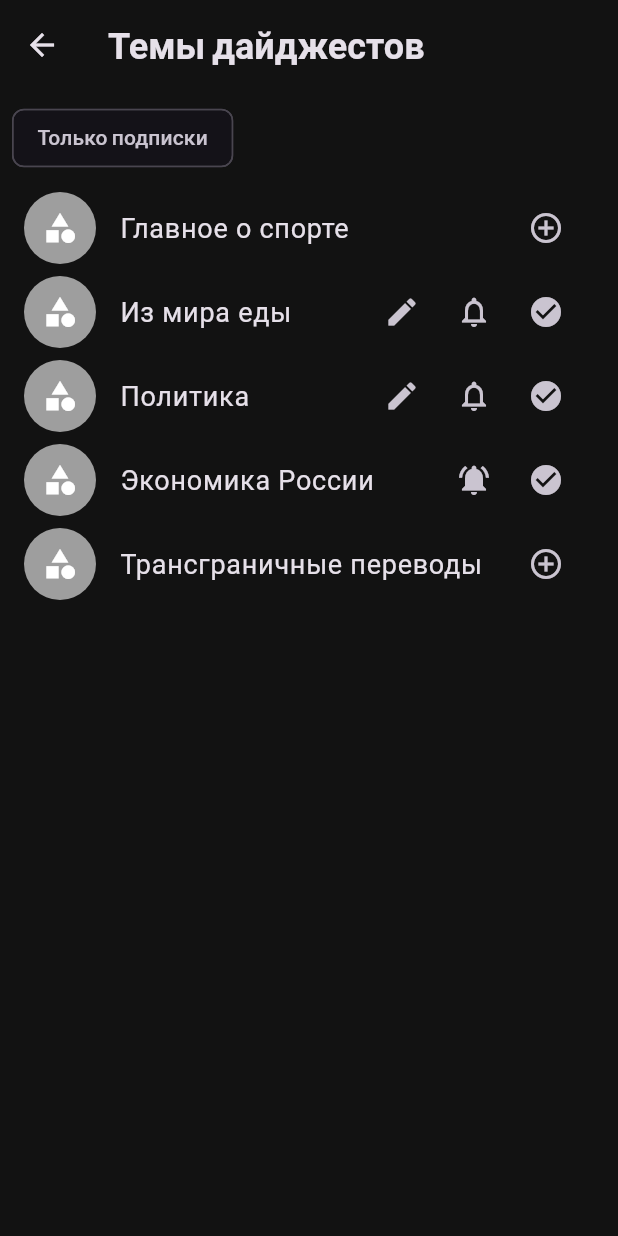
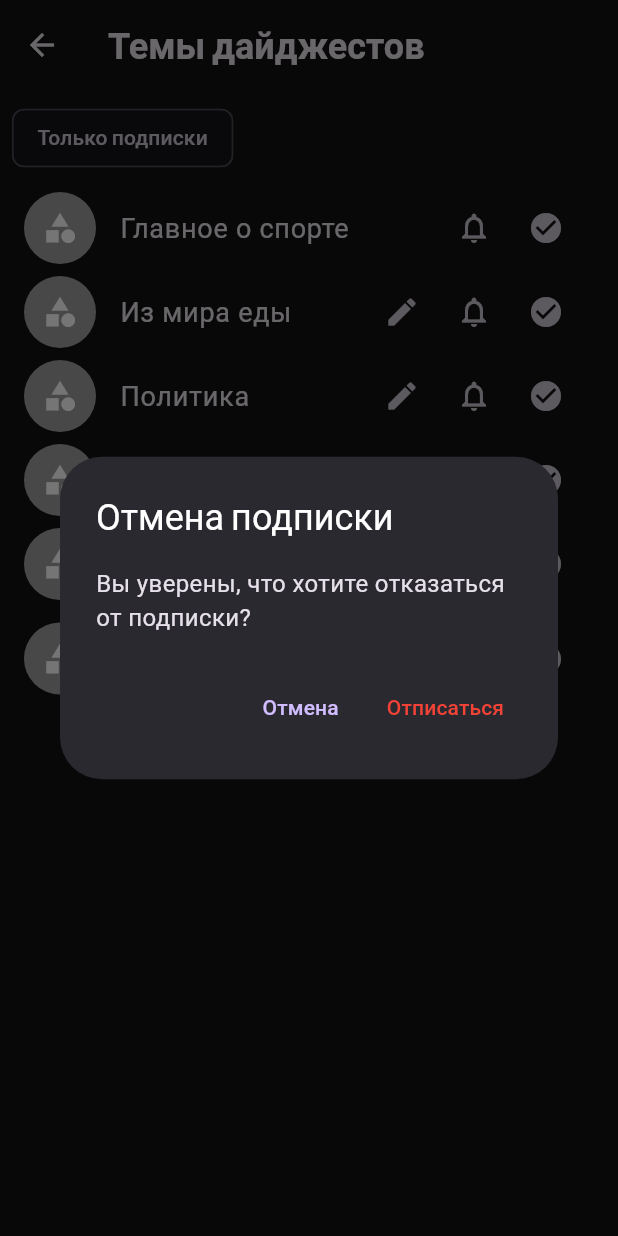
Before and after one commit to KcasTischaWattt/crosswords-mobile-app, a Flutter app: the AllDigestTopicsPage screen opened directly, after a tap on the "check circle" icon, on a phone screen of 412 x 824 dp. Run offline on Flutter 3.47's test engine with Material 3 defaults, Android fonts, the phone set to English and light mode, and no system bars; our stand-ins replace google_fonts, velocity_x.

Commit message:
Add unsubscribe dialog and toggle subscription functionality in AllDigestTopicsPage

```diff
--- a/lib/data/fake/fake_subscriptions.dart
+++ b/lib/data/fake/fake_subscriptions.dart
@@ -83,4 +83,20 @@ List<Subscription> fakeSubscriptions = [
     owner: "perevod@example.com",
     isOwner: false,
   ),
+  Subscription(
+    id: 6,
+    title: 'Глубокий анализ современных тенденций в науке, технологиях и инновациях',
+    description: "Детальный разбор последних исследований, научных открытий и инновационных технологий.",
+    sources: ['Наука и Жизнь', 'Популярная механика', 'MIT Technology Review'],
+    tags: ['Наука', 'Технологии', 'Инновации', 'Исследования'],
+    subscribeOptions: SubscribeOptions(
+      subscribed: true,
+      sendToMail: false,
+      mobileNotifications: true,
+    ),
+    creationDate: '01/02/2025',
+    public: true,
+    owner: "scientist@example.com",
+    isOwner: true,
+  ),
 ];
--- a/lib/screens/all_digest_topics_page.dart
+++ b/lib/screens/all_digest_topics_page.dart
@@ -46,6 +46,43 @@ class _AllDigestTopicsPageState extends State<AllDigestTopicsPage> {
     );
   }
 
+  void _showUnsubscribeDialog(Subscription subscription, SubscriptionProvider provider) {
+    String message = subscription.public
+        ? "Вы уверены, что хотите отказаться от подписки?"
+        : "Этот дайджест является приватным. Чтобы снова подписаться, вам нужно будет запросить разрешение у владельца. Вы уверены, что хотите отписаться?";
+
+    showDialog(
+      context: context,
+      builder: (context) {
+        return AlertDialog(
+          title: const Text("Отмена подписки"),
+          content: Text(message),
+          actions: [
+            TextButton(
+              onPressed: () => Navigator.pop(context),
+              child: const Text("Отмена"),
+            ),
+            TextButton(
+              onPressed: () {
+                Navigator.pop(context);
+                _toggleSubscription(subscription, provider);
+              },
+              child: const Text("Отписаться", style: TextStyle(color: Colors.red)),
+            ),
+          ],
+        );
+      },
+    );
+  }
+
+  void _toggleSubscription(Subscription subscription, SubscriptionProvider provider) {
+    provider.updateSubscription(subscription.copyWith(
+      subscribeOptions: subscription.subscribeOptions.copyWith(
+        subscribed: !subscription.subscribeOptions.subscribed,
+      ),
+    ));
+  }
+
   Widget _buildSubscriptionItem(
       Subscription subscription, SubscriptionProvider provider) {
     return ListTile(
@@ -54,7 +91,11 @@ class _AllDigestTopicsPageState extends State<AllDigestTopicsPage> {
         backgroundColor: Colors.grey,
         child: Icon(Icons.category, color: Colors.white),
       ),
-      title: Text(subscription.title),
+      title: Text(
+        subscription.title,
+        maxLines: 2,
+        overflow: TextOverflow.ellipsis,
+      ),
       trailing: Row(
         mainAxisSize: MainAxisSize.min,
         children: [
@@ -89,11 +130,11 @@ class _AllDigestTopicsPageState extends State<AllDigestTopicsPage> {
                   : Icons.add_circle_outline,
             ),
             onPressed: () {
-              provider.updateSubscription(subscription.copyWith(
-                subscribeOptions: subscription.subscribeOptions.copyWith(
-                  subscribed: !subscription.subscribeOptions.subscribed,
-                ),
-              ));
+              if (subscription.subscribeOptions.subscribed) {
+                _showUnsubscribeDialog(subscription, provider);
+              } else {
+                _toggleSubscription(subscription, provider);
+              }
             },
           ),
         ],
```
